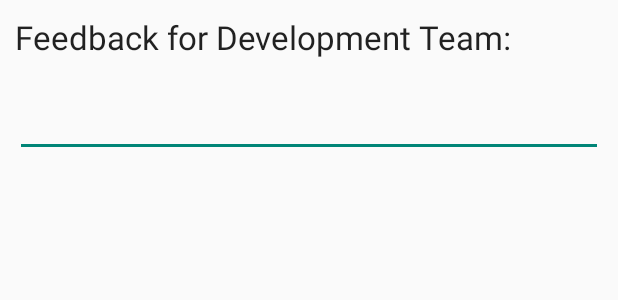
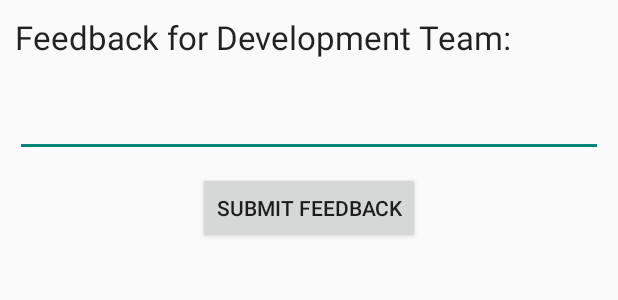
Before and after one commit to MonoAlpaca/StudyBuddy, an Android app: the layout fragment_feedback.xml on its own in the app's theme, with its tools: preview values and no code run, on a phone screen of 412 x 824 dp. Shown: the top 300 px of the screen. Run offline under Robolectric (Android 15) with nearby library versions, the phone set to English and light mode, and no system bars.

Commit message:
Notification
and Feedback Button

```diff
--- a/Client/StudyBuddy/app/src/main/java/com/team18/studybuddy/studybuddy/JsonMotto.java
+++ b/Client/StudyBuddy/app/src/main/java/com/team18/studybuddy/studybuddy/JsonMotto.java
@@ -29,7 +29,8 @@ public class JsonMotto {
         String[][] cour = new String[coursesArray.length()][2];
 
         for (int j = 0; j < interestArray.length(); j++) {
-            inter[j] = interestArray.getString(j);
+            JSONArray rinterests = interestArray.getJSONArray(j);
+            inter[j] = rinterests.getString(0);
         }
         for (int k = 0; k < coursesArray.length(); k++) {
             JSONArray rcourses = coursesArray.getJSONArray(k);
--- a/Client/StudyBuddy/app/src/main/java/com/team18/studybuddy/studybuddy/MainActivity.java
+++ b/Client/StudyBuddy/app/src/main/java/com/team18/studybuddy/studybuddy/MainActivity.java
@@ -27,6 +27,7 @@ import android.view.MenuItem;
 import android.view.View;
 import android.view.ViewGroup;
 import android.support.v4.widget.DrawerLayout;
+import android.widget.EditText;
 import android.widget.TextView;
 import android.widget.Toast;
 
@@ -74,7 +75,10 @@ public class MainActivity extends ActionBarActivity
         params[1] = CUR_USERNAME;
         params[2] = this;
         currentUser = new RetrieveMotto().execute(params).get();
-
+    }
+    public void submitFeedback() throws ExecutionException, InterruptedException {
+        EditText edit =  (EditText) findViewById(R.id.feedbackText);
+        String feedback = edit.toString();
 
     }
 
--- a/Client/StudyBuddy/app/src/main/res/layout/fragment_feedback.xml
+++ b/Client/StudyBuddy/app/src/main/res/layout/fragment_feedback.xml
@@ -14,8 +14,18 @@
     <EditText
         android:layout_width="match_parent"
         android:layout_height="wrap_content"
-        android:id="@+id/editText2"
+        android:id="@+id/feedbackText"
         android:inputType="textMultiLine"
         android:selectAllOnFocus="false"
         android:layout_margin="10dp" />
+
+    <Button
+        android:layout_width="wrap_content"
+        android:layout_height="wrap_content"
+        android:onClick="submitFeedback"
+        android:text="Submit Feedback"
+        android:id="@+id/submitFeedback"
+        android:layout_gravity="center_horizontal" />
+
+
 </LinearLayout>
```
Also changed, not shown: Client/StudyBuddy/app/src/main/java/com/team18/studybuddy/studybuddy/ProfileFrag.java (+7 -2 lines).
